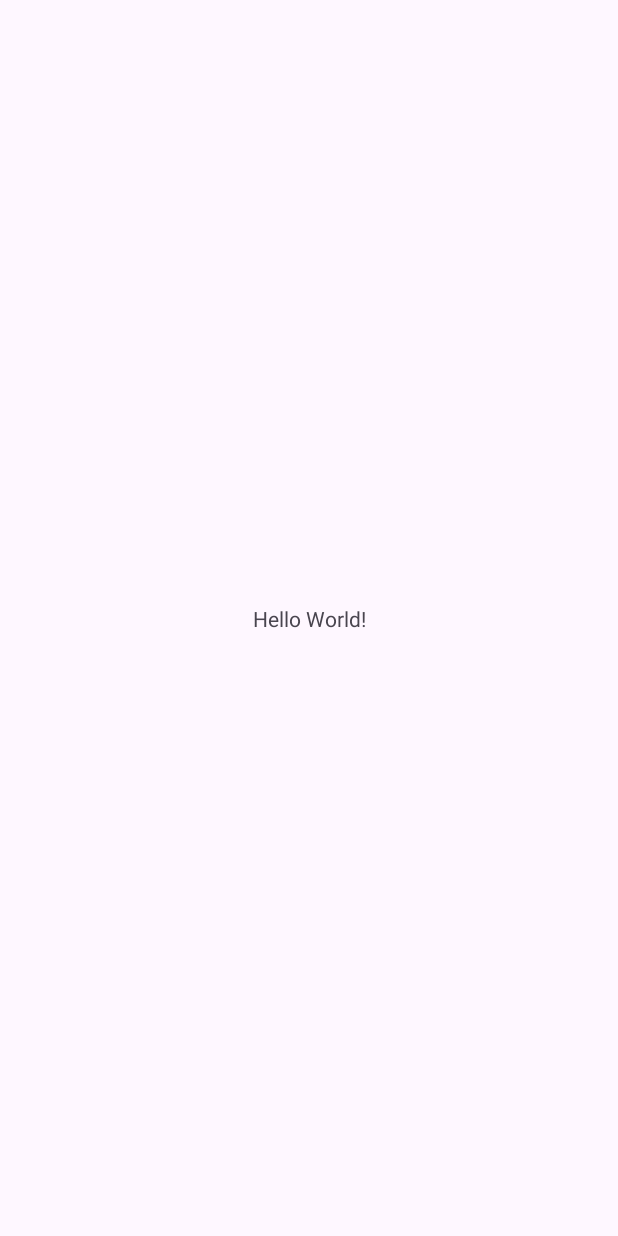
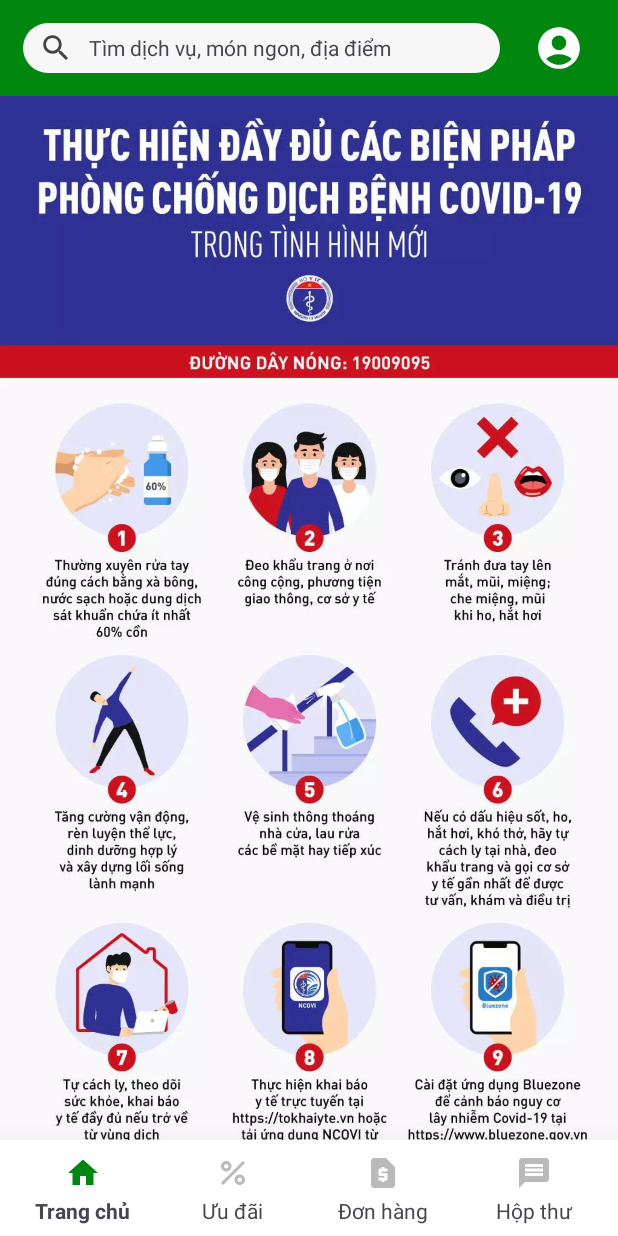
Before and after one commit to proptit-mobile-d21/008-constraint-layout, an Android app: the screen it shows after launch (MainActivity), on a phone screen of 412 x 824 dp. Before the commit the screen is almost empty. Run offline under Robolectric (Android 15) with nearby library versions, the phone set to English and light mode, and no system bars.

Commit message:
Edit activity_main.xml as requested

```diff
--- /dev/null
+++ b/app/src/main/res/drawable/baseline_account_circle_48.xml
@@ -0,0 +1,5 @@
+<vector android:height="48dp" android:tint="#FFFFFF"
+    android:viewportHeight="24" android:viewportWidth="24"
+    android:width="48dp" xmlns:android="http://schemas.android.com/apk/res/android">
+    <path android:fillColor="@android:color/white" android:pathData="M12,2C6.48,2 2,6.48 2,12s4.48,10 10,10s10,-4.48 10,-10S17.52,2 12,2zM12,6c1.93,0 3.5,1.57 3.5,3.5S13.93,13 12,13s-3.5,-1.57 -3.5,-3.5S10.07,6 12,6zM12,20c-2.03,0 -4.43,-0.82 -6.14,-2.88C7.55,15.8 9.68,15 12,15s4.45,0.8 6.14,2.12C16.43,19.18 14.03,20 12,20z"/>
+</vector>
--- /dev/null
+++ b/app/src/main/res/drawable/baseline_home.xml
@@ -0,0 +1,5 @@
+<vector android:height="24dp" android:tint="#FFFFFF"
+    android:viewportHeight="24" android:viewportWidth="24"
+    android:width="24dp" xmlns:android="http://schemas.android.com/apk/res/android">
+    <path android:fillColor="@android:color/white" android:pathData="M10,20v-6h4v6h5v-8h3L12,3 2,12h3v8z"/>
+</vector>
--- /dev/null
+++ b/app/src/main/res/drawable/baseline_message.xml
@@ -0,0 +1,5 @@
+<vector android:autoMirrored="true" android:height="24dp"
+    android:tint="#FFFFFF" android:viewportHeight="24"
+    android:viewportWidth="24" android:width="24dp" xmlns:android="http://schemas.android.com/apk/res/android">
+    <path android:fillColor="@android:color/white" android:pathData="M20,2L4,2c-1.1,0 -1.99,0.9 -1.99,2L2,22l4,-4h14c1.1,0 2,-0.9 2,-2L22,4c0,-1.1 -0.9,-2 -2,-2zM18,14L6,14v-2h12v2zM18,11L6,11L6,9h12v2zM18,8L6,8L6,6h12v2z"/>
+</vector>
--- /dev/null
+++ b/app/src/main/res/drawable/baseline_percent.xml
@@ -0,0 +1,7 @@
+<vector android:height="24dp" android:tint="#FFFFFF"
+    android:viewportHeight="24" android:viewportWidth="24"
+    android:width="24dp" xmlns:android="http://schemas.android.com/apk/res/android">
+    <path android:fillColor="@android:color/white" android:pathData="M7.5,11C9.43,11 11,9.43 11,7.5S9.43,4 7.5,4S4,5.57 4,7.5S5.57,11 7.5,11zM7.5,6C8.33,6 9,6.67 9,7.5S8.33,9 7.5,9S6,8.33 6,7.5S6.67,6 7.5,6z"/>
+    <path android:fillColor="@android:color/white" android:pathData="M4.0025,18.5831l14.5875,-14.5875l1.4142,1.4142l-14.5875,14.5875z"/>
+    <path android:fillColor="@android:color/white" android:pathData="M16.5,13c-1.93,0 -3.5,1.57 -3.5,3.5s1.57,3.5 3.5,3.5s3.5,-1.57 3.5,-3.5S18.43,13 16.5,13zM16.5,18c-0.83,0 -1.5,-0.67 -1.5,-1.5s0.67,-1.5 1.5,-1.5s1.5,0.67 1.5,1.5S17.33,18 16.5,18z"/>
+</vector>
--- /dev/null
+++ b/app/src/main/res/drawable/baseline_request_page.xml
@@ -0,0 +1,5 @@
+<vector android:height="24dp" android:tint="#FFFFFF"
+    android:viewportHeight="24" android:viewportWidth="24"
+    android:width="24dp" xmlns:android="http://schemas.android.com/apk/res/android">
+    <path android:fillColor="@android:color/white" android:pathData="M14,2H6C4.9,2 4,2.9 4,4v16c0,1.1 0.9,2 2,2h12c1.1,0 2,-0.9 2,-2V8L14,2zM15,11h-4v1h3c0.55,0 1,0.45 1,1v3c0,0.55 -0.45,1 -1,1h-1v1h-2v-1H9v-2h4v-1h-3c-0.55,0 -1,-0.45 -1,-1v-3c0,-0.55 0.45,-1 1,-1h1V8h2v1h2V11z"/>
+</vector>
--- /dev/null
+++ b/app/src/main/res/drawable/baseline_search.xml
@@ -0,0 +1,5 @@
+<vector android:height="24dp" android:tint="#FFFFFF"
+    android:viewportHeight="24" android:viewportWidth="24"
+    android:width="24dp" xmlns:android="http://schemas.android.com/apk/res/android">
+    <path android:fillColor="@android:color/white" android:pathData="M15.5,14h-0.79l-0.28,-0.27C15.41,12.59 16,11.11 16,9.5 16,5.91 13.09,3 9.5,3S3,5.91 3,9.5 5.91,16 9.5,16c1.61,0 3.09,-0.59 4.23,-1.57l0.27,0.28v0.79l5,4.99L20.49,19l-4.99,-5zM9.5,14C7.01,14 5,11.99 5,9.5S7.01,5 9.5,5 14,7.01 14,9.5 11.99,14 9.5,14z"/>
+</vector>
--- /dev/null
+++ b/app/src/main/res/drawable/rounded_box.xml
@@ -0,0 +1,6 @@
+<?xml version="1.0" encoding="utf-8"?>
+<shape xmlns:android="http://schemas.android.com/apk/res/android"
+    android:shape="rectangle">
+    <corners android:radius="30dp"/>
+    <solid android:color="@color/smoke"/>
+</shape>
--- a/app/src/main/res/layout/activity_main.xml
+++ b/app/src/main/res/layout/activity_main.xml
@@ -1,23 +1,163 @@
 <?xml version="1.0" encoding="utf-8"?>
-<androidx.constraintlayout.widget.ConstraintLayout xmlns:android="http://schemas.android.com/apk/res/android"
+<LinearLayout xmlns:android="http://schemas.android.com/apk/res/android"
     xmlns:app="http://schemas.android.com/apk/res-auto"
     xmlns:tools="http://schemas.android.com/tools"
     android:layout_width="match_parent"
     android:layout_height="match_parent"
-    tools:context=".MainActivity">
+    tools:context=".MainActivity"
+    android:orientation="vertical">
 
-<!--    TODO: Các em lưu ý:-->
-<!--    - Phần thanh tìm kiếm (Toolbar) nên làm cuối cùng vì tốn tg-->
-<!--    - Nên tập trung làm home trước-->
-<!--    - Không nên làm pixel perfect ngay từ đầu, chọn màu chọn font các thứ, làm layout xong trước đã! -->
+    <RelativeLayout
+        android:layout_width="match_parent"
+        android:layout_height="?attr/actionBarSize"
+        android:background="@color/green"
+        android:gravity="center|start">
+        <ImageView
+            android:id="@+id/account_btn"
+            android:layout_width="wrap_content"
+            android:layout_height="wrap_content"
+            android:layout_margin="15dp"
+            android:src="@drawable/baseline_account_circle_48"
+            android:layout_alignParentEnd="true"
+            android:layout_centerVertical="true"/>
+        <LinearLayout
+            android:layout_width="match_parent"
+            android:layout_height="match_parent"
+            android:gravity="center|start"
+            android:orientation="horizontal"
+            android:layout_marginStart="15dp"
+            android:layout_marginVertical="15dp"
+            android:background="@drawable/rounded_box"
+            android:layout_toStartOf="@id/account_btn">
+            <ImageView
+                android:layout_width="wrap_content"
+                android:layout_height="match_parent"
+                android:src="@drawable/baseline_search"
+                app:tint="@color/dark"
+                android:layout_marginVertical="5dp"
+                android:layout_marginStart="10dp"/>
+            <TextView
+                android:layout_width="match_parent"
+                android:layout_height="match_parent"
+                android:gravity="center|start"
+                android:layout_marginHorizontal="10dp"
+                android:textSize="14sp"
+                android:text="@string/search_bar_text"/>
+        </LinearLayout>
+    </RelativeLayout>
 
-    <TextView
-        android:layout_width="wrap_content"
-        android:layout_height="wrap_content"
-        android:text="Hello World!"
-        app:layout_constraintBottom_toBottomOf="parent"
-        app:layout_constraintEnd_toEndOf="parent"
-        app:layout_constraintStart_toStartOf="parent"
-        app:layout_constraintTop_toTopOf="parent" />
+    <ScrollView
+        android:layout_width="match_parent"
+        android:layout_height="0dp"
+        android:layout_weight="1">
+        <LinearLayout
+            android:layout_width="match_parent"
+            android:layout_height="wrap_content"
+            android:orientation="vertical"
+            android:nestedScrollingEnabled="false">
+            <ImageView
+                android:layout_width="match_parent"
+                android:layout_height="wrap_content"
+                android:src="@drawable/covid"
+                android:adjustViewBounds="true"
+                android:nestedScrollingEnabled="false"/>
+            <ImageView
+                android:layout_width="match_parent"
+                android:layout_height="wrap_content"
+                android:src="@drawable/khau_trang_5"
+                android:adjustViewBounds="true"
+                android:nestedScrollingEnabled="false"/>
+        </LinearLayout>
+    </ScrollView>
 
-</androidx.constraintlayout.widget.ConstraintLayout>
+    <LinearLayout
+        android:layout_width="match_parent"
+        android:layout_height="?attr/actionBarSize"
+        android:padding="5dp"
+        android:outlineProvider="bounds"
+        android:background="@color/white"
+        android:elevation="30dp"
+        android:orientation="horizontal"
+        android:gravity="center"
+        android:weightSum="4"
+        android:paddingHorizontal="10dp"
+        android:baselineAligned="false">
+
+        <LinearLayout
+            android:id="@+id/home_btn"
+            android:layout_width="0dp"
+            android:layout_height="wrap_content"
+            android:gravity="center"
+            android:orientation="vertical"
+            android:layout_weight="1">
+            <ImageView
+                android:layout_width="wrap_content"
+                android:layout_height="wrap_content"
+                android:padding="3dp"
+                android:src="@drawable/baseline_home"
+                app:tint="@color/green"/>
+            <TextView
+                android:layout_width="wrap_content"
+                android:layout_height="wrap_content"
+                android:textStyle="bold"
+                android:text="@string/home_text"/>
+        </LinearLayout>
+
+        <LinearLayout
+            android:id="@+id/reward_btn"
+            android:layout_width="0dp"
+            android:layout_height="wrap_content"
+            android:gravity="center"
+            android:orientation="vertical"
+            android:layout_weight="1">
+            <ImageView
+                android:layout_width="wrap_content"
+                android:layout_height="wrap_content"
+                android:padding="3dp"
+                android:src="@drawable/baseline_percent"
+                app:tint="@color/silver"/>
+            <TextView
+                android:layout_width="wrap_content"
+                android:layout_height="wrap_content"
+                android:text="@string/reward_text"/>
+        </LinearLayout>
+
+        <LinearLayout
+            android:id="@+id/bill_btn"
+            android:layout_width="0dp"
+            android:layout_height="wrap_content"
+            android:gravity="center"
+            android:orientation="vertical"
+            android:layout_weight="1">
+            <ImageView
+                android:layout_width="wrap_content"
+                android:layout_height="wrap_content"
+                android:padding="3dp"
+                android:src="@drawable/baseline_request_page"
+                app:tint="@color/silver"/>
+            <TextView
+                android:layout_width="wrap_content"
+                android:layout_height="wrap_content"
+                android:text="@string/bill_text"/>
+        </LinearLayout>
+
+        <LinearLayout
+            android:id="@+id/message_btn"
+            android:layout_width="0dp"
+            android:layout_height="wrap_content"
+            android:gravity="center"
+            android:orientation="vertical"
+            android:layout_weight="1">
+            <ImageView
+                android:layout_width="wrap_content"
+                android:layout_height="wrap_content"
+                android:padding="3dp"
+                android:src="@drawable/baseline_message"
+                app:tint="@color/silver"/>
+            <TextView
+                android:layout_width="wrap_content"
+                android:layout_height="wrap_content"
+                android:text="@string/mail_text"/>
+        </LinearLayout>
+    </LinearLayout>
+</LinearLayout>
--- a/app/src/main/res/values/colors.xml
+++ b/app/src/main/res/values/colors.xml
@@ -2,4 +2,8 @@
 <resources>
     <color name="black">#FF000000</color>
     <color name="white">#FFFFFFFF</color>
+    <color name="green">#01860f</color>
+    <color name="silver">#bababa</color>
+    <color name="smoke">#f7f7f7</color>
+    <color name="dark">#444444</color>
 </resources>
--- a/app/src/main/res/values/strings.xml
+++ b/app/src/main/res/values/strings.xml
@@ -1,3 +1,8 @@
 <resources>
     <string name="app_name">Constraint Layout Demo</string>
+    <string name="search_bar_text">Tìm dịch vụ, món ngon, địa điểm</string>
+    <string name="home_text">Trang chủ</string>
+    <string name="reward_text">Ưu đãi</string>
+    <string name="bill_text">Đơn hàng</string>
+    <string name="mail_text">Hộp thư</string>
 </resources>
```
Also changed, not shown: app/src/main/res/drawable/covid.webp (added), app/src/main/res/drawable/khau_trang_5.jpg (added).
